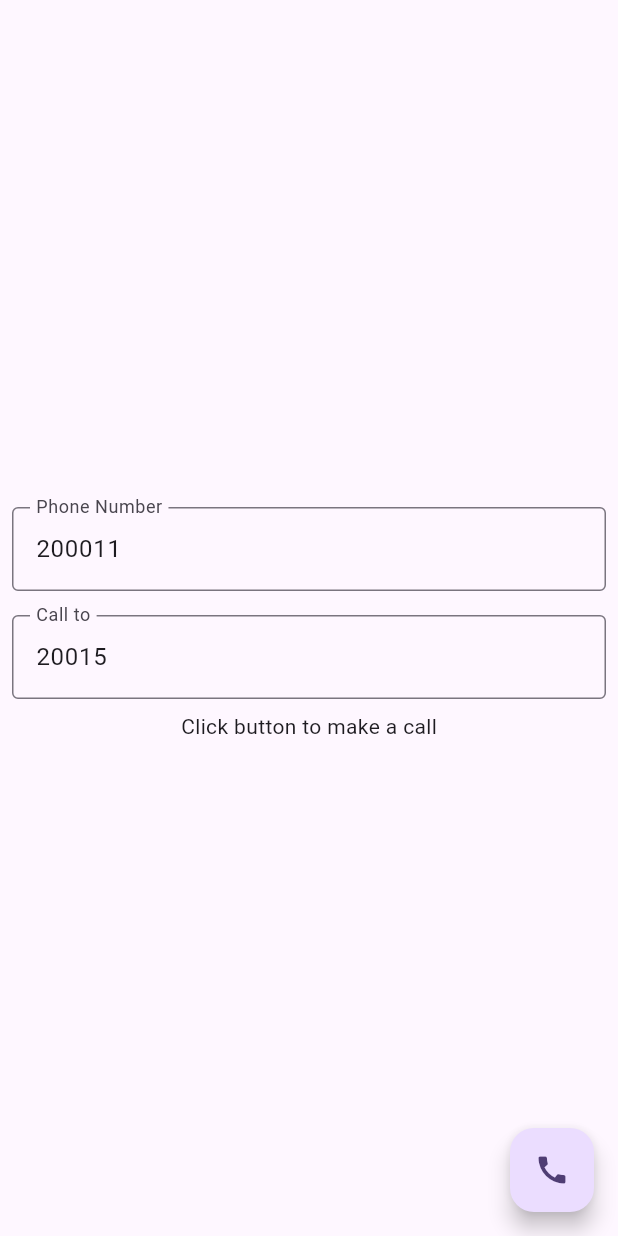
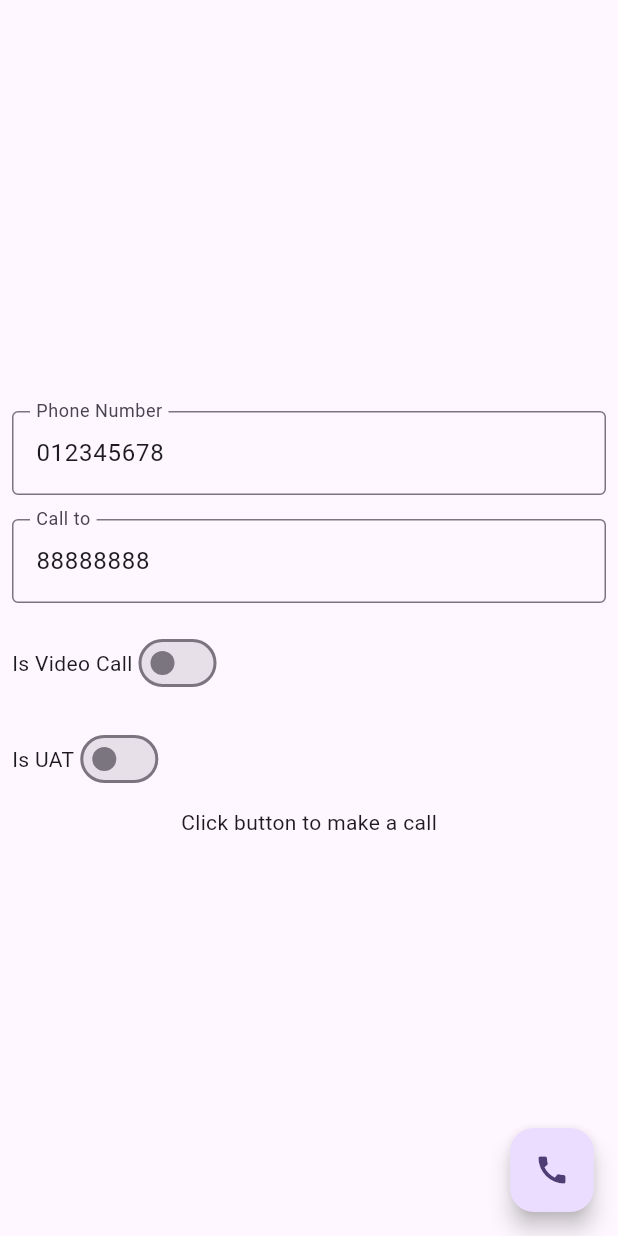
Before and after one commit to MPG-MPTransformation/mpt-callkit-sdk, a Flutter app: the screen it shows after launch, after a tap on the "call" icon, on a phone screen of 412 x 824 dp. Run offline on Flutter 3.47's test engine with Material 3 defaults, Android fonts, the phone set to English and light mode, and no system bars; our stand-ins replace plugin_platform_interface.

Commit message:
downgrade sdk version

```diff
--- a/example/lib/main.dart
+++ b/example/lib/main.dart
@@ -1,5 +1,4 @@
 import 'package:flutter/material.dart';
-import 'package:mpt_callkit/camera_view.dart';
 import 'package:mpt_callkit/controller/mpt_call_kit_controller.dart';
 
 void main() {
@@ -7,7 +6,7 @@ void main() {
 }
 
 class MyApp extends StatelessWidget {
-  const MyApp({super.key});
+  const MyApp({key});
 
   @override
   Widget build(BuildContext context) {
@@ -23,7 +22,7 @@ class MyApp extends StatelessWidget {
 }
 
 class MyHomePage extends StatefulWidget {
-  const MyHomePage({super.key, required this.title});
+  const MyHomePage({key, required this.title});
 
   final String title;
 
@@ -34,12 +33,14 @@ class MyHomePage extends StatefulWidget {
 class _MyHomePageState extends State<MyHomePage> {
   final TextEditingController _phoneController = TextEditingController();
   final TextEditingController _callTo = TextEditingController();
+  bool _isVideoCall = false;
+  bool _isUAT = false;
 
   @override
   void initState() {
     super.initState();
-    _phoneController.text = "200011";
-    _callTo.text = "20015";
+    _phoneController.text = "012345678";
+    _callTo.text = "88888888";
   }
 
   @override
@@ -48,23 +49,26 @@ class _MyHomePageState extends State<MyHomePage> {
       floatingActionButton: FloatingActionButton(
         onPressed: () {
           MptCallKitController().initSdk(
-            apiKey: "0c16d4aa-abe7-4098-b47a-7b914f9b7444",
-            baseUrl: "https://crm-dev-v2.metechvn.com",
+            apiKey: _isUAT
+                ? "53801c57-a9ef-495b-ab92-797ba1be2a60"
+                : "0c16d4aa-abe7-4098-b47a-7b914f9b7444",
+            baseUrl: _isUAT
+                ? "https://crm-uat-v2.metechvn.com"
+                : "https://crm-dev-v2.metechvn.com",
             userPhoneNumber: _phoneController.text,
           );
           MptCallKitController().makeCall(
               context: context,
               phoneNumber: _callTo.text,
-            isVideoCall: true,
-            onError: (errorMessage){
-              if(errorMessage == null) return;
+              isVideoCall: _isVideoCall,
+              onError: (errorMessage) {
+                if (errorMessage == null) return;
                 var snackBar = SnackBar(
                   content: Text(errorMessage),
                   backgroundColor: Colors.grey,
                 );
                 ScaffoldMessenger.of(context).showSnackBar(snackBar);
-            }
-          );
+              });
         },
         child: const Icon(Icons.call),
       ),
@@ -77,7 +81,7 @@ class _MyHomePageState extends State<MyHomePage> {
               child: TextField(
                 controller: _phoneController,
                 keyboardType: TextInputType.phone,
-                decoration: InputDecoration(
+                decoration: const InputDecoration(
                   labelText: 'Phone Number',
                   border: OutlineInputBorder(),
                 ),
@@ -88,10 +92,42 @@ class _MyHomePageState extends State<MyHomePage> {
               child: TextField(
                 controller: _callTo,
                 keyboardType: TextInputType.phone,
-                decoration: InputDecoration(
+                decoration: const InputDecoration(
                   labelText: 'Call to',
                   border: OutlineInputBorder(),
                 ),
+              ),
+            ),
+            Padding(
+              padding: const EdgeInsets.all(8.0),
+              child: Row(
+                children: [
+                  const Text("Is Video Call"),
+                  Switch(
+                    value: _isVideoCall,
+                    onChanged: (value) {
+                      setState(() {
+                        _isVideoCall = value;
+                      });
+                    },
+                  ),
+                ],
+              ),
+            ),
+            Padding(
+              padding: const EdgeInsets.all(8.0),
+              child: Row(
+                children: [
+                  const Text("Is UAT"),
+                  Switch(
+                    value: _isUAT,
+                    onChanged: (value) {
+                      setState(() {
+                        _isUAT = value;
+                      });
+                    },
+                  ),
+                ],
               ),
             ),
             const Text(
--- a/example/pubspec.yaml
+++ b/example/pubspec.yaml
@@ -19,7 +19,7 @@ publish_to: "none" # Remove this line if you wish to publish to pub.dev
 version: 1.0.0+1
 
 environment:
-  sdk: '>=3.5.3 <4.0.0'
+  sdk: ">=2.12.0 <3.0.0"
 
 # Dependencies specify other packages that your package needs in order to work.
 # To automatically upgrade your package dependencies to the latest versions
@@ -35,7 +35,9 @@ dependencies:
   # Use with the CupertinoIcons class for iOS style icons.
   cupertino_icons: ^1.0.8
   mpt_callkit:
-    path: ../
+    git:
+      url: https://github.com/MPG-MPTransformation/mpt-callkit-sdk.git
+      ref: main
 
 dev_dependencies:
   flutter_test:
--- a/lib/camera_view.dart
+++ b/lib/camera_view.dart
@@ -4,7 +4,7 @@ import 'package:mpt_callkit/controller/mpt_call_kit_controller.dart';
 import 'package:mpt_callkit/mpt_call_kit_constant.dart';
 
 class CameraView extends StatefulWidget {
-  const CameraView({super.key});
+  const CameraView({key});
 
   @override
   State<CameraView> createState() => _CameraViewState();
--- a/pubspec.yaml
+++ b/pubspec.yaml
@@ -4,8 +4,8 @@ version: 0.0.1
 homepage: https://mpt.com.vn
 
 environment:
-  sdk: ">=3.2.0 <4.0.0"
-  flutter: ">=3.3.0"
+  sdk: ">=2.12.0 <3.0.0"
+  flutter: ">=2.10.0"
 
 dependencies:
   flutter:
```
Also changed, not shown: 4 other files. Lines whose indentation alone changed are shown as unchanged.
